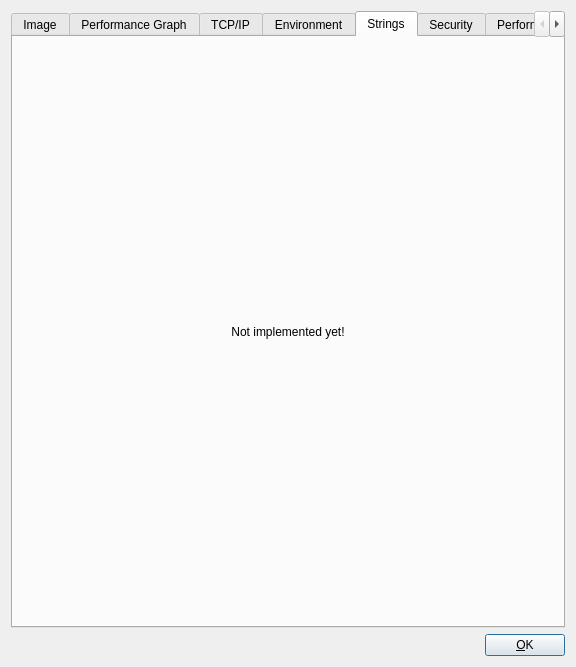
The window that ui/processdetails.ui (wolfc01/procexp) describes before a commit, drawn with Qt 5.
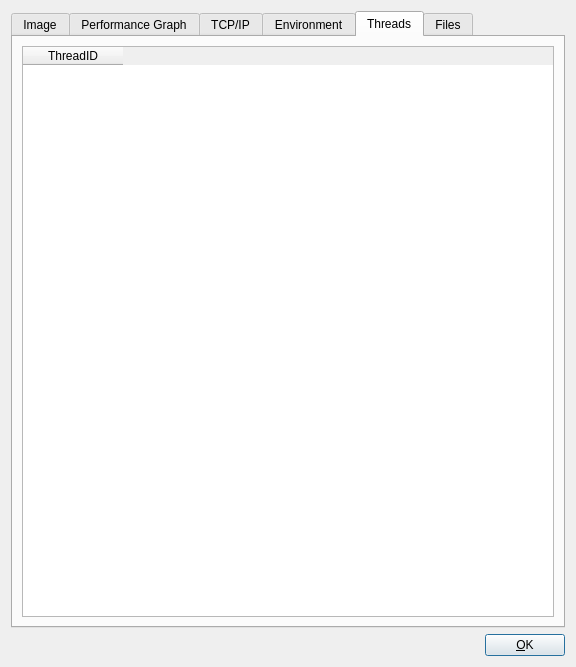
The same window after the commit. The open tabs and pages were chosen to show the change. Custom widgets are drawn as their Qt base class.

Commit message: UI of singleprocess view graphs

```diff
--- a/ui/processdetails.ui
+++ b/ui/processdetails.ui
@@ -947,57 +947,6 @@
        </item>
       </layout>
      </widget>
-     <widget class="QWidget" name="strings">
-      <attribute name="title">
-       <string>Strings</string>
-      </attribute>
-      <layout class="QVBoxLayout" name="verticalLayout_11">
-       <item>
-        <widget class="QLabel" name="label_11">
-         <property name="text">
-          <string>Not implemented yet!</string>
-         </property>
-         <property name="alignment">
-          <set>Qt::AlignCenter</set>
-         </property>
-        </widget>
-       </item>
-      </layout>
-     </widget>
-     <widget class="QWidget" name="security">
-      <attribute name="title">
-       <string>Security</string>
-      </attribute>
-      <layout class="QVBoxLayout" name="verticalLayout_10">
-       <item>
-        <widget class="QLabel" name="label_10">
-         <property name="text">
-          <string>Not implemented yet!</string>
-         </property>
-         <property name="alignment">
-          <set>Qt::AlignCenter</set>
-         </property>
-        </widget>
-       </item>
-      </layout>
-     </widget>
-     <widget class="QWidget" name="performance">
-      <attribute name="title">
-       <string>Performance</string>
-      </attribute>
-      <layout class="QVBoxLayout" name="verticalLayout_8">
-       <item>
-        <widget class="QLabel" name="label_8">
-         <property name="text">
-          <string>Not implemented yet!</string>
-         </property>
-         <property name="alignment">
-          <set>Qt::AlignCenter</set>
-         </property>
-        </widget>
-       </item>
-      </layout>
-     </widget>
      <widget class="QWidget" name="threads">
       <attribute name="title">
        <string>Threads</string>
@@ -1010,16 +959,6 @@
            <string>ThreadID</string>
           </property>
          </column>
-         <column>
-          <property name="text">
-           <string>WCHAN</string>
-          </property>
-         </column>
-         <column>
-          <property name="text">
-           <string>Wakeups</string>
-          </property>
-         </column>
         </widget>
        </item>
       </layout>
```
Left out of the diff: 2 changed lines with no effect on the pictures. The commit also changes 2 other files.
